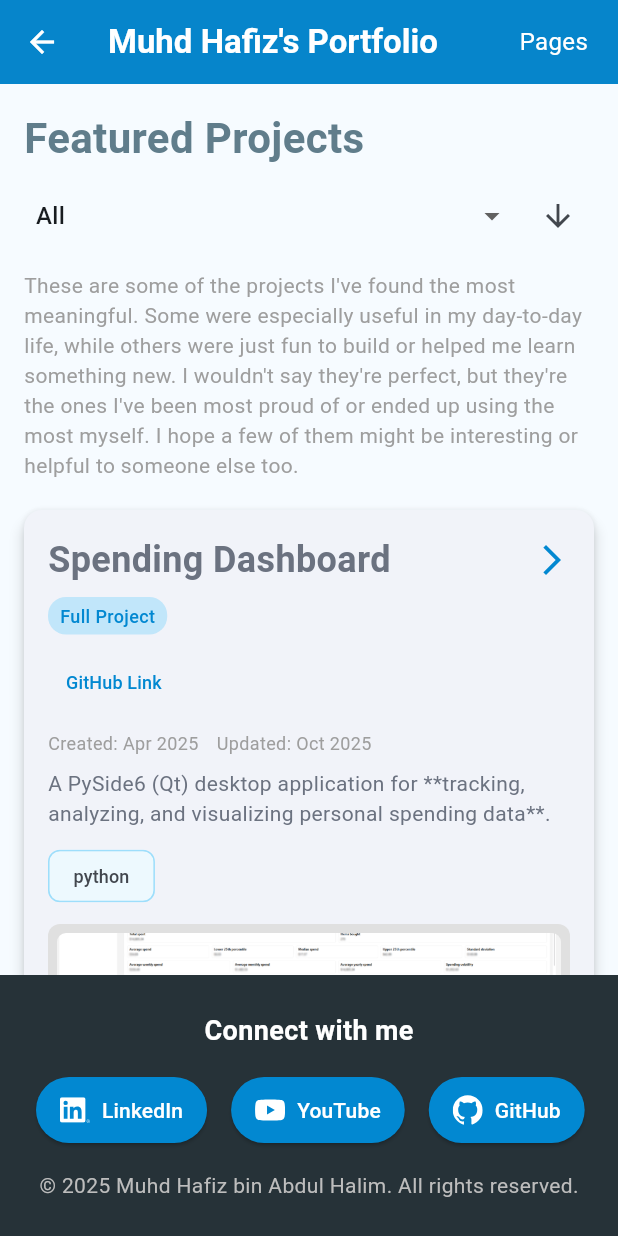
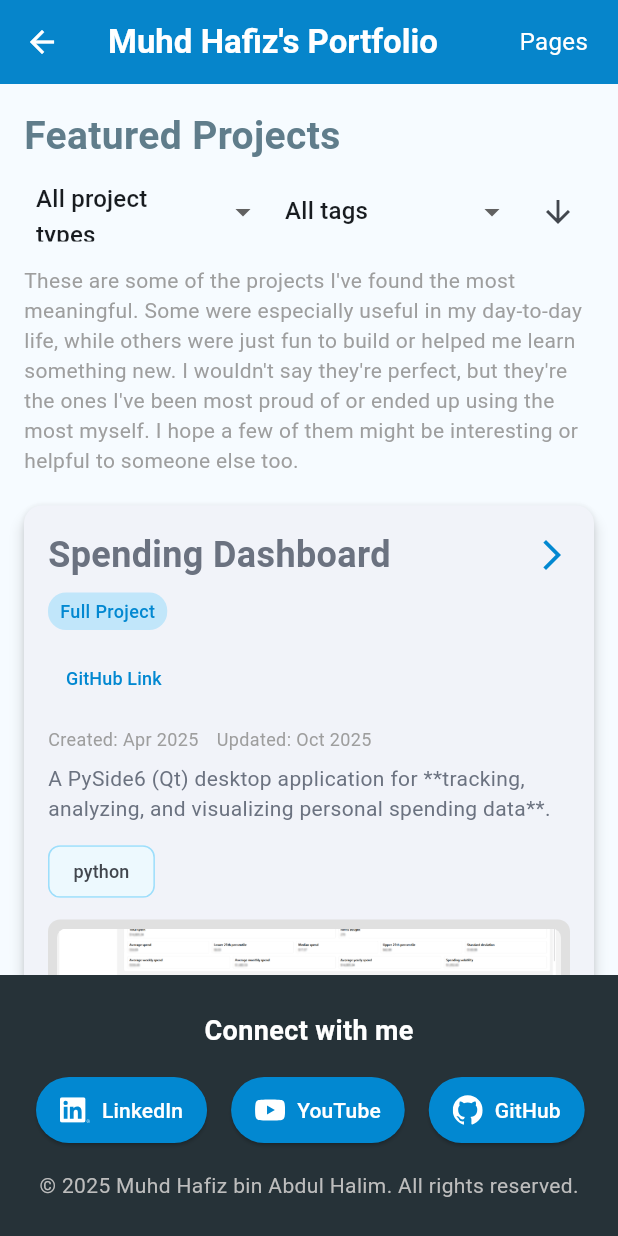
Before and after one commit to dragonstonehafiz/portfolio-site, a Flutter app: the ProjectsBasePage screen opened by its route, on a phone screen of 412 x 824 dp. Run offline on Flutter 3.47's test engine with Material 3 defaults, Android fonts, the phone set to English and light mode, and no system bars; our stand-ins replace flutter_markdown, flutter_svg, web; missing offline and left inert: dart:js_interop, dart:ui_web.

Commit message:
add project_type dropdown for project page

```diff
--- a/lib/pages/projects_base_page.dart
+++ b/lib/pages/projects_base_page.dart
@@ -29,14 +29,26 @@ class _ProjectsBasePageState extends State<ProjectsBasePage> {
   // Tag filter
   String? _selectedTag;
   List<String> _availableTags = [];
+  // Project type filter
+  String? _selectedProjectType;
+  List<String> _availableProjectTypes = [];
 
   @override
   void initState() {
     super.initState();
-    // Load available tags for the dropdown
-    final tags = ProjectService.getAllTags();
+    // Load available tags for the dropdown, scoped to this page's projects
+    final projectsForPage = ProjectService.getProjectsForPage(widget.configKey);
+    final tags = <String>{};
+    final projectTypes = <String>{};
+    for (final project in projectsForPage) {
+      tags.addAll(project.tags);
+      if (project.projectType.isNotEmpty) {
+        projectTypes.add(project.projectType);
+      }
+    }
     setState(() {
       _availableTags = tags.toList()..sort();
+      _availableProjectTypes = projectTypes.toList()..sort();
     });
   }
 
@@ -61,6 +73,70 @@ class _ProjectsBasePageState extends State<ProjectsBasePage> {
       final horizontalPadding = (screenWidth * 0.1).clamp(32.0, 120.0);
       return EdgeInsets.fromLTRB(horizontalPadding, 32.0, horizontalPadding, 32.0);
     }
+  }
+
+  Widget _buildTagDropdown({bool isExpanded = false}) {
+    return DropdownButtonHideUnderline(
+      child: DropdownButton<String?>(
+        isExpanded: isExpanded,
+        value: _selectedTag,
+        hint: const Padding(
+          padding: EdgeInsets.symmetric(horizontal: 8.0, vertical: 4.0),
+          child: Text('All tags'),
+        ),
+        items: [
+          const DropdownMenuItem<String?>(
+            value: null,
+            child: Padding(
+              padding: EdgeInsets.symmetric(horizontal: 8.0, vertical: 4.0),
+              child: Text('All tags'),
+            ),
+          ),
+          ..._availableTags.map(
+            (t) => DropdownMenuItem<String?>(
+              value: t,
+              child: Padding(
+                padding: const EdgeInsets.symmetric(horizontal: 8.0, vertical: 4.0),
+                child: Text(t),
+              ),
+            ),
+          ),
+        ],
+        onChanged: (value) => setState(() => _selectedTag = value),
+      ),
+    );
+  }
+
+  Widget _buildProjectTypeDropdown({bool isExpanded = false}) {
+    return DropdownButtonHideUnderline(
+      child: DropdownButton<String?>(
+        isExpanded: isExpanded,
+        value: _selectedProjectType,
+        hint: const Padding(
+          padding: EdgeInsets.symmetric(horizontal: 8.0, vertical: 4.0),
+          child: Text('All project types'),
+        ),
+        items: [
+          const DropdownMenuItem<String?>(
+            value: null,
+            child: Padding(
+              padding: EdgeInsets.symmetric(horizontal: 8.0, vertical: 4.0),
+              child: Text('All project types'),
+            ),
+          ),
+          ..._availableProjectTypes.map(
+            (type) => DropdownMenuItem<String?>(
+              value: type,
+              child: Padding(
+                padding: const EdgeInsets.symmetric(horizontal: 8.0, vertical: 4.0),
+                child: Text(type),
+              ),
+            ),
+          ),
+        ],
+        onChanged: (value) => setState(() => _selectedProjectType = value),
+      ),
+    );
   }
 
   // Build responsive layout for projects
@@ -90,7 +166,7 @@ class _ProjectsBasePageState extends State<ProjectsBasePage> {
     final titleWidget = Text(
       widget.title,
       style: TextStyle(
-        fontSize: isMobile ? 28 : 48,
+        fontSize: isMobile ? 26 : 32,
         fontWeight: FontWeight.bold,
         color: Colors.blueGrey,
       ),
@@ -99,33 +175,14 @@ class _ProjectsBasePageState extends State<ProjectsBasePage> {
     final controls = Row(
       mainAxisSize: MainAxisSize.min,
       children: [
-        DropdownButtonHideUnderline(
-          child: DropdownButton<String?>(
-            value: _selectedTag,
-            hint: const Padding(
-              padding: EdgeInsets.symmetric(horizontal: 8.0, vertical: 4.0),
-              child: Text('All tags'),
-            ),
-            items: [
-              const DropdownMenuItem<String?>(
-                value: null,
-                child: Padding(
-                  padding: EdgeInsets.symmetric(horizontal: 8.0, vertical: 4.0),
-                  child: Text('All'),
-                ),
-              ),
-              ..._availableTags
-                  .map((t) => DropdownMenuItem<String?>(
-                        value: t,
-                        child: Padding(
-                          padding: const EdgeInsets.symmetric(horizontal: 8.0, vertical: 4.0),
-                          child: Text(t),
-                        ),
-                      ))
-                  .toList(),
-            ],
-            onChanged: (v) => setState(() => _selectedTag = v),
-          ),
+        SizedBox(
+          width: 180,
+          child: _buildProjectTypeDropdown(),
+        ),
+        const SizedBox(width: 8),
+        SizedBox(
+          width: 180,
+          child: _buildTagDropdown(),
         ),
         const SizedBox(width: 8),
         IconButton(
@@ -154,39 +211,13 @@ class _ProjectsBasePageState extends State<ProjectsBasePage> {
           Row(
             children: [
               Expanded(
-                child: DropdownButtonHideUnderline(
-                  child: DropdownButton<String?>(
-                    isExpanded: true,
-                    value: _selectedTag,
-                    hint: const Padding(
-                      padding: EdgeInsets.symmetric(horizontal: 8.0, vertical: 4.0),
-                      child: Text('All tags'),
-                    ),
-                    items: [
-                      const DropdownMenuItem<String?>(
-                        value: null,
-                        child: Padding(
-                          padding: EdgeInsets.symmetric(horizontal: 8.0, vertical: 4.0),
-                          child: Text('All'),
-                        ),
-                      ),
-                      ..._availableTags
-                          .map((t) => DropdownMenuItem<String?>(
-                                value: t,
-                                child: Padding(
-                                  padding: const EdgeInsets.symmetric(horizontal: 8.0, vertical: 4.0),
-                                  child: Text(t),
-                                ),
-                              ))
-                          .toList(),
-                    ],
-                    onChanged: (v) => setState(() => _selectedTag = v),
-                  ),
-                ),
+                child: _buildProjectTypeDropdown(isExpanded: true),
               ),
-
               const SizedBox(width: 8),
-
+              Expanded(
+                child: _buildTagDropdown(isExpanded: true),
+              ),
+              const SizedBox(width: 8),
               // Compact sort button
               Material(
                 color: Colors.transparent,
@@ -285,6 +316,10 @@ class _ProjectsBasePageState extends State<ProjectsBasePage> {
                 if (_selectedTag != null && _selectedTag!.isNotEmpty) {
                   projects = projects.where((p) => p.tags.contains(_selectedTag)).toList();
                 }
+                // Apply project type filter if selected
+                if (_selectedProjectType != null && _selectedProjectType!.isNotEmpty) {
+                  projects = projects.where((p) => p.projectType == _selectedProjectType).toList();
+                }
 
                 // Always render the responsive layout (header + description + content).
                 // The layout will show an empty state where the projects grid would be
--- a/lib/utils/project_data.dart
+++ b/lib/utils/project_data.dart
@@ -7,7 +7,6 @@ import '../utils/responsive_web_utils.dart';
 
 class ProjectData {
   final String variableName;
-  final String category;
   final String title;
   final String? description;
   final String date;
@@ -24,7 +23,6 @@ class ProjectData {
 
   ProjectData({
     required this.variableName,
-    required this.category,
     required this.title,
     this.description,
     required this.date,
@@ -41,7 +39,6 @@ class ProjectData {
   factory ProjectData.fromJson(String key, Map<String, dynamic> json) {
     return ProjectData(
       variableName: json['variable_name'] ?? key,
-      category: json['category'] ?? '',
       title: json['title'] ?? '',
       description: json['description'],
       date: json['date'] ?? '',
```
Also changed, not shown: assets/projects.json (+0 -27 lines), lib/services/project_service.dart (+0 -17 lines).
